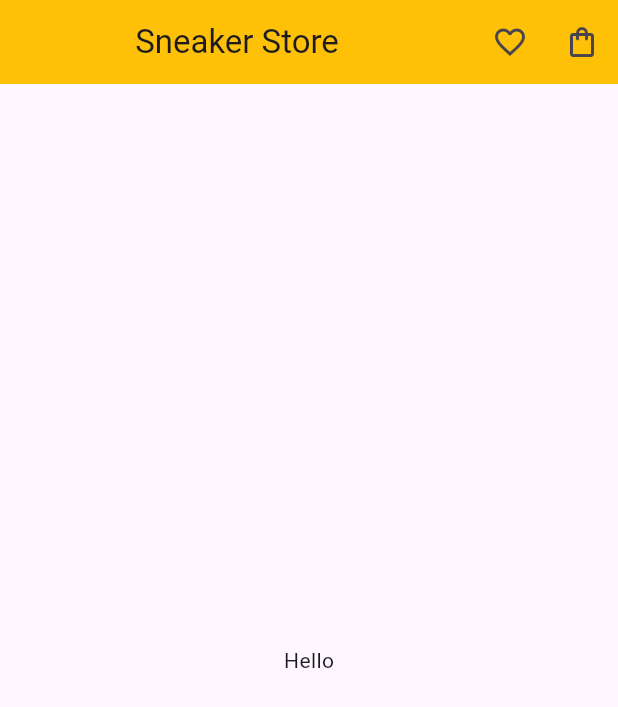
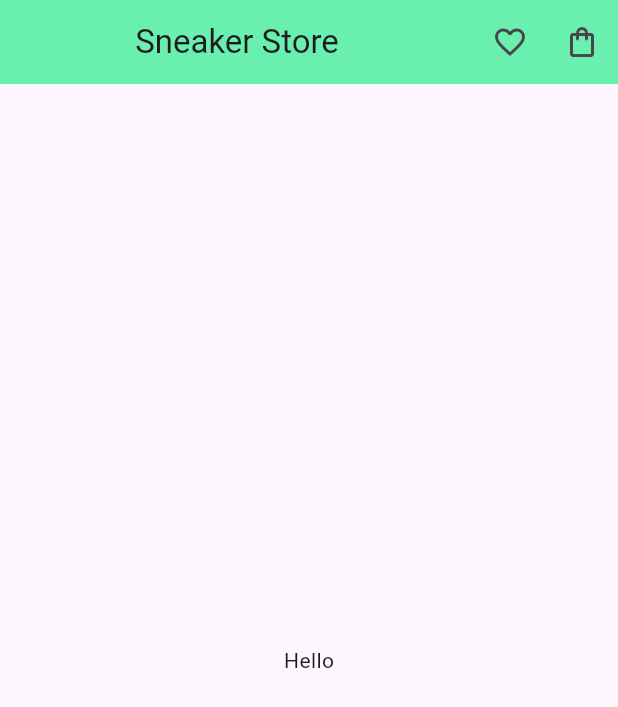
Before and after one commit to farizfarooqui/Flutter-Sneaker-Store-Application, a Flutter app: the screen it shows after launch, on a phone screen of 412 x 824 dp. Shown: the top 707 px of the screen. Run offline on Flutter 3.47's test engine with Material 3 defaults, Android fonts, the phone set to English and light mode, and no system bars; our stand-ins replace bloc, flutter_bloc.

```diff
--- a/lib/BLOC/HomeBloc/bloc/home_bloc.dart
+++ b/lib/BLOC/HomeBloc/bloc/home_bloc.dart
@@ -1,10 +1,6 @@
 import 'dart:async';
-import 'dart:js';
-
 import 'package:bloc/bloc.dart';
 import 'package:flutter/material.dart';
-import 'package:meta/meta.dart';
-
 part 'home_event.dart';
 part 'home_state.dart';
 
--- a/lib/UI/home_screen.dart
+++ b/lib/UI/home_screen.dart
@@ -12,11 +12,11 @@ class HomeScreen extends StatefulWidget {
 }
 
 class _HomeScreenState extends State<HomeScreen> {
+  final HomeBloc homeBloc = HomeBloc();
   @override
   Widget build(BuildContext context) {
     return BlocConsumer<HomeBloc, HomeState>(
-      listenWhen: (previous, current) => current is HomeActionState,
-      buildWhen: (previous, current) => current is! HomeActionState,
+      bloc: homeBloc,
       listener: (context, state) {
         if (state is FavPageNavigateActionState) {
           Navigator.push(context,
@@ -27,11 +27,12 @@ class _HomeScreenState extends State<HomeScreen> {
               context, MaterialPageRoute(builder: (_) => const CardScreen()));
         }
       },
+      listenWhen: (previous, current) => current is HomeActionState,
+      buildWhen: (previous, current) => current is! HomeActionState,
       builder: (context, state) {
-
         return Scaffold(
           appBar: AppBar(
-            backgroundColor: Colors.amber,
+            backgroundColor: Colors.greenAccent,
             title: const Center(child: Text("Sneaker Store")),
             actions: [
               IconButton(
--- a/lib/main.dart
+++ b/lib/main.dart
@@ -1,6 +1,4 @@
 import 'package:flutter/material.dart';
-import 'package:flutter_bloc/flutter_bloc.dart';
-import 'package:sneaker_shop/BLOC/HomeBloc/bloc/home_bloc.dart';
 import 'package:sneaker_shop/UI/home_screen.dart';
 
 void main() {
@@ -12,13 +10,7 @@ class MyApp extends StatelessWidget {
 
   @override
   Widget build(BuildContext context) {
-    return MultiBlocProvider(
-      providers: [
-        BlocProvider<HomeBloc>(
-          create: (_) => HomeBloc(),
-        ),
-      ],
-      child: MaterialApp(
+    return MaterialApp(
       debugShowCheckedModeBanner: false,
       title: 'Flutter Demo',
       theme: ThemeData(
@@ -26,7 +18,6 @@ class MyApp extends StatelessWidget {
         useMaterial3: true,
       ),
       home: const HomeScreen(),
-      ),
     );
   }
 }
```
Also changed, not shown: lib/MODEL/Product_model.dart (added, +17 -0 lines). Lines whose indentation alone changed are shown as unchanged.
